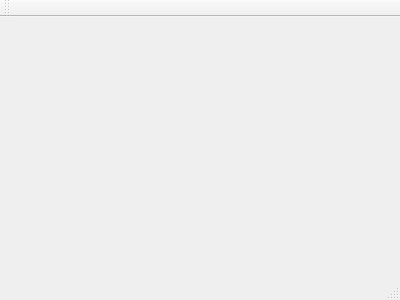
The window that mainwindow.ui (ishimko/RSA-lab) describes before a commit, drawn with Qt 5.
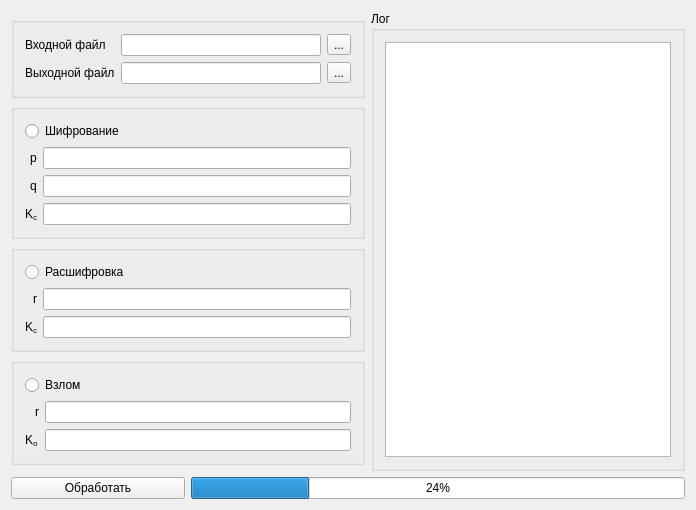
The same window after the commit.

The edit to the form file:
```diff
--- a/mainwindow.ui
+++ b/mainwindow.ui
@@ -1,24 +1,246 @@
 <ui version="4.0">
  <class>MainWindow</class>
- <widget class="QMainWindow" name="MainWindow" >
-  <property name="geometry" >
+ <widget class="QMainWindow" name="MainWindow">
+  <property name="geometry">
    <rect>
     <x>0</x>
     <y>0</y>
-    <width>400</width>
-    <height>300</height>
+    <width>667</width>
+    <height>442</height>
    </rect>
   </property>
   <property name="windowTitle" >
    <string>MainWindow</string>
   </property>
-  <widget class="QMenuBar" name="menuBar" />
-  <widget class="QToolBar" name="mainToolBar" />
-  <widget class="QWidget" name="centralWidget" />
-  <widget class="QStatusBar" name="statusBar" />
+  <widget class="QWidget" name="centralWidget">
+   <layout class="QGridLayout" name="gridLayout">
+    <item row="3" column="0" colspan="2">
+     <widget class="QGroupBox" name="grpDecipher">
+      <property name="title">
+       <string/>
+      </property>
+      <layout class="QGridLayout" name="gridLayout_9">
+       <item row="2" column="0" alignment="Qt::AlignRight">
+        <widget class="QLabel" name="lblSecretKeyDecipher_2">
+         <property name="text">
+          <string>&lt;html&gt;&lt;head/&gt;&lt;body&gt;&lt;p&gt;K&lt;span style=&quot; vertical-align:sub;&quot;&gt;c&lt;/span&gt;&lt;/p&gt;&lt;/body&gt;&lt;/html&gt;</string>
+         </property>
+         <property name="textFormat">
+          <enum>Qt::RichText</enum>
+         </property>
+        </widget>
+       </item>
+       <item row="1" column="0" alignment="Qt::AlignRight">
+        <widget class="QLabel" name="lblR_2">
+         <property name="text">
+          <string>r</string>
+         </property>
+        </widget>
+       </item>
+       <item row="1" column="1">
+        <widget class="QLineEdit" name="edtR_2"/>
+       </item>
+       <item row="2" column="1">
+        <widget class="QLineEdit" name="edtSecretKeyDecipher_2"/>
+       </item>
+       <item row="0" column="0" colspan="2">
+        <widget class="QRadioButton" name="ebtnDecipher_2">
+         <property name="text">
+          <string>Расшифровка</string>
+         </property>
+        </widget>
+       </item>
+      </layout>
+     </widget>
+    </item>
+    <item row="2" column="0" colspan="2">
+     <widget class="QGroupBox" name="grpCipher">
+      <property name="title">
+       <string/>
+      </property>
+      <layout class="QGridLayout" name="gridLayout_10">
+       <item row="3" column="1">
+        <widget class="QLineEdit" name="edtSecretKey_2"/>
+       </item>
+       <item row="2" column="1">
+        <widget class="QLineEdit" name="edtQ_2"/>
+       </item>
+       <item row="1" column="0" alignment="Qt::AlignRight">
+        <widget class="QLabel" name="lblP_2">
+         <property name="text">
+          <string>p</string>
+         </property>
+        </widget>
+       </item>
+       <item row="2" column="0" alignment="Qt::AlignRight">
+        <widget class="QLabel" name="lblQ_2">
+         <property name="text">
+          <string>q</string>
+         </property>
+        </widget>
+       </item>
+       <item row="1" column="1">
+        <widget class="QLineEdit" name="edtP_2"/>
+       </item>
+       <item row="3" column="0" alignment="Qt::AlignRight">
+        <widget class="QLabel" name="lblSecretKeyCipher_2">
+         <property name="text">
+          <string>&lt;html&gt;&lt;head/&gt;&lt;body&gt;&lt;p&gt;K&lt;span style=&quot; vertical-align:sub;&quot;&gt;c&lt;/span&gt;&lt;/p&gt;&lt;/body&gt;&lt;/html&gt;</string>
+         </property>
+         <property name="textFormat">
+          <enum>Qt::RichText</enum>
+         </property>
+        </widget>
+       </item>
+       <item row="0" column="0" colspan="2">
+        <widget class="QRadioButton" name="rbtnCipher_2">
+         <property name="text">
+          <string>Шифрование</string>
+         </property>
+        </widget>
+       </item>
+      </layout>
+     </widget>
+    </item>
+    <item row="0" column="2" rowspan="7">
+     <widget class="QGroupBox" name="grpLog">
+      <property name="title">
+       <string>Лог</string>
+      </property>
+      <layout class="QGridLayout" name="gridLayout_11">
+       <item row="0" column="1">
+        <widget class="QPlainTextEdit" name="txtLog_2">
+         <property name="minimumSize">
+          <size>
+           <width>286</width>
+           <height>0</height>
+          </size>
+         </property>
+        </widget>
+       </item>
+      </layout>
+     </widget>
+    </item>
+    <item row="7" column="0">
+     <widget class="QPushButton" name="btnProcess">
+      <property name="text">
+       <string>Обработать</string>
+      </property>
+     </widget>
+    </item>
+    <item row="6" column="1">
+     <spacer name="verticalSpacer">
+      <property name="orientation">
+       <enum>Qt::Vertical</enum>
+      </property>
+      <property name="sizeHint" stdset="0">
+       <size>
+        <width>20</width>
+        <height>3</height>
+       </size>
+      </property>
+     </spacer>
+    </item>
+    <item row="7" column="1" colspan="2">
+     <widget class="QProgressBar" name="progressBar">
+      <property name="value">
+       <number>24</number>
+      </property>
+     </widget>
+    </item>
+    <item row="1" column="0" colspan="2">
+     <widget class="QGroupBox" name="grpFiles">
+      <property name="title">
+       <string/>
+      </property>
+      <layout class="QGridLayout" name="gridLayout_7">
+       <item row="2" column="0">
+        <widget class="QLabel" name="lblOutputFile_2">
+         <property name="text">
+          <string>Выходной файл</string>
+         </property>
+        </widget>
+       </item>
+       <item row="1" column="1">
+        <widget class="QLineEdit" name="edtInputFile_2">
+         <property name="minimumSize">
+          <size>
+           <width>200</width>
+           <height>0</height>
+          </size>
+         </property>
+        </widget>
+       </item>
+       <item row="2" column="1">
+        <widget class="QLineEdit" name="edtOutputFile_2"/>
+       </item>
+       <item row="1" column="0">
+        <widget class="QLabel" name="lblInputFile_2">
+         <property name="text">
+          <string>Входной файл</string>
+         </property>
+        </widget>
+       </item>
+       <item row="1" column="2">
+        <widget class="QToolButton" name="btnChooseInputFile_2">
+         <property name="text">
+          <string>...</string>
+         </property>
+        </widget>
+       </item>
+       <item row="2" column="2">
+        <widget class="QToolButton" name="btnChooseOutputFile_2">
+         <property name="text">
+          <string>...</string>
+         </property>
+        </widget>
+       </item>
+      </layout>
+     </widget>
+    </item>
+    <item row="4" column="0" rowspan="2" colspan="2">
+     <widget class="QGroupBox" name="grpBreak">
+      <property name="title">
+       <string/>
+      </property>
+      <layout class="QGridLayout" name="gridLayout_8">
+       <item row="1" column="1" alignment="Qt::AlignRight">
+        <widget class="QLabel" name="lblRBreak_2">
+         <property name="text">
+          <string>r</string>
+         </property>
+        </widget>
+       </item>
+       <item row="2" column="2">
+        <widget class="QLineEdit" name="edtOpenKey_2"/>
+       </item>
+       <item row="2" column="1" alignment="Qt::AlignRight">
+        <widget class="QLabel" name="lblOpenKey_2">
+         <property name="text">
+          <string>&lt;html&gt;&lt;head/&gt;&lt;body&gt;&lt;p&gt;K&lt;span style=&quot; vertical-align:sub;&quot;&gt;o&lt;/span&gt;&lt;/p&gt;&lt;/body&gt;&lt;/html&gt;</string>
+         </property>
+         <property name="textFormat">
+          <enum>Qt::RichText</enum>
+         </property>
+        </widget>
+       </item>
+       <item row="1" column="2">
+        <widget class="QLineEdit" name="edtRBreak_2"/>
+       </item>
+       <item row="0" column="1" colspan="2">
+        <widget class="QRadioButton" name="rbtnBreak_2">
+         <property name="text">
+          <string>Взлом</string>
+         </property>
+        </widget>
+       </item>
+      </layout>
+     </widget>
+    </item>
+   </layout>
+  </widget>
  </widget>
- <layoutDefault spacing="6" margin="11" />
- <pixmapfunction></pixmapfunction>
+ <layoutdefault spacing="6" margin="11"/>
  <resources/>
  <connections/>
 </ui>
```
Left out of the diff: 3 changed lines with no effect on the pictures.
